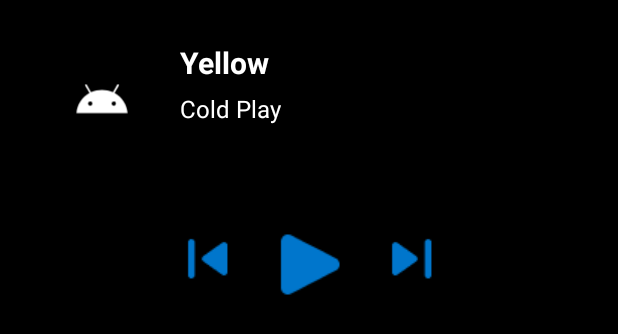
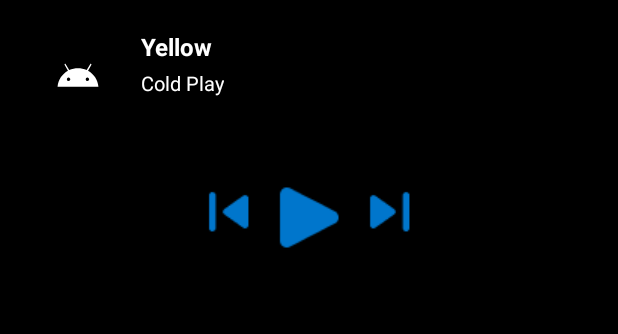
Before and after one commit to Junhei-c/musicapp, an Android app: the layout widget_now_playing.xml on its own in the app's theme, with its tools: preview values and no code run, on a phone screen of 412 x 824 dp. Shown: the top 334 px of the screen. Run offline under Robolectric (Android 15) with nearby library versions, the phone set to English and light mode, and no system bars.

Commit message:
reworked the widget

```diff
--- a/app/src/main/java/com/example/android/musicapp2/widget/NowPlayingWidget.kt
+++ b/app/src/main/java/com/example/android/musicapp2/widget/NowPlayingWidget.kt
@@ -30,7 +30,7 @@ class NowPlayingWidget : AppWidgetProvider() {
 
     override fun onReceive(context: Context, intent: Intent) {
         super.onReceive(context, intent)
-        // Here you can integrate with PlayerManager if needed
+
     }
 
     private fun getPendingIntent(context: Context, action: String): PendingIntent {
--- a/app/src/main/res/layout/widget_now_playing.xml
+++ b/app/src/main/res/layout/widget_now_playing.xml
@@ -3,22 +3,22 @@
     xmlns:android="http://schemas.android.com/apk/res/android"
     android:id="@+id/widgetRoot"
     android:layout_width="match_parent"
-    android:layout_height="220dp"
-    android:layout_margin="12dp"
-    android:padding="16dp"
-    android:background="@android:color/black">
+    android:layout_height="180dp"
+    android:layout_margin="10dp"
+    android:padding="10dp"
+    >
 
 
 <ImageView
 android:id="@+id/widgetAlbumArt"
-        android:layout_width="80dp"
-        android:layout_height="80dp"
+android:layout_width="64dp"
+    android:layout_height="64dp"
     android:src="@drawable/ic_launcher_foreground"
     android:contentDescription="@string/song_icon"
     android:layout_alignParentStart="true"
     android:layout_alignParentTop="true" />
 
-
+    <!-- Song Info -->
 <LinearLayout
 android:id="@+id/songInfo"
 android:layout_width="wrap_content"
@@ -26,7 +26,7 @@
 android:orientation="vertical"
 android:layout_toEndOf="@id/widgetAlbumArt"
 android:layout_alignTop="@id/widgetAlbumArt"
-        android:layout_marginStart="12dp">
+android:layout_marginStart="10dp">
 
 <TextView
     android:id="@+id/widgetSongTitle"
@@ -34,11 +34,11 @@
     android:layout_height="wrap_content"
     android:text="@string/widget_song_title"
     android:textColor="@android:color/white"
-            android:textSize="20sp"
+    android:textSize="16sp"
 android:textStyle="bold"
 android:maxLines="1"
 android:ellipsize="end"
-            android:layout_marginBottom="6dp" />
+android:layout_marginBottom="4dp" />
 
 <TextView
     android:id="@+id/widgetArtist"
@@ -46,7 +46,7 @@
     android:layout_height="wrap_content"
     android:text="@string/widget_artist"
     android:textColor="@android:color/white"
-            android:textSize="16sp"
+    android:textSize="13sp"
     android:maxLines="1"
     android:ellipsize="end" />
 </LinearLayout>
@@ -62,9 +62,9 @@
 android:layout_marginBottom="8dp">
 
 <FrameLayout
-            android:layout_width="56dp"
-            android:layout_height="56dp"
-            android:layout_marginEnd="4dp">
+    android:layout_width="45dp"
+    android:layout_height="45dp"
+    android:layout_marginEnd="2dp">
 
     <ImageButton
         android:id="@+id/widgetPrev"
@@ -74,13 +74,13 @@
         android:background="@android:color/transparent"
         android:src="@drawable/prev"
         android:contentDescription="@string/widget_prev_desc"
-                android:padding="12dp" />
+        android:padding="8dp" />
 </FrameLayout>
 
 <FrameLayout
-            android:layout_width="64dp"
-            android:layout_height="64dp"
-            android:layout_marginHorizontal="4dp">
+    android:layout_width="54dp"
+    android:layout_height="54dp"
+    android:layout_marginHorizontal="2dp">
 
     <ImageButton
         android:id="@+id/widgetPlay"
@@ -90,13 +90,13 @@
         android:background="@android:color/transparent"
         android:src="@drawable/bigplay"
         android:contentDescription="@string/widget_play_desc"
-                android:padding="12dp" />
+        android:padding="8dp" />
 </FrameLayout>
 
 <FrameLayout
-            android:layout_width="56dp"
-            android:layout_height="56dp"
-            android:layout_marginStart="4dp">
+    android:layout_width="45dp"
+    android:layout_height="45dp"
+    android:layout_marginStart="2dp">
 
     <ImageButton
         android:id="@+id/widgetNext"
@@ -106,7 +106,7 @@
         android:background="@android:color/transparent"
         android:src="@drawable/next"
         android:contentDescription="@string/widget_next_desc"
-                android:padding="12dp" />
+        android:padding="8dp" />
 </FrameLayout>
 </LinearLayout>
 
```
Lines whose indentation alone changed are shown as unchanged.
